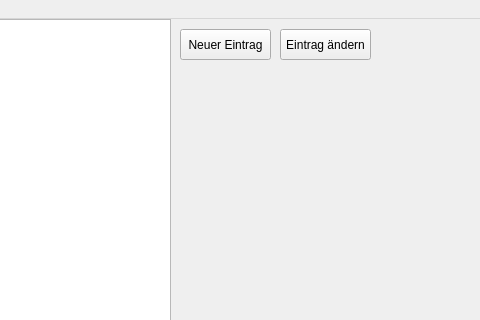
The window that mainwindow.ui (Larsos099/CipherNest) describes before a commit, drawn with Qt 5; both pictures show x 320 to 800 and y 0 to 320 of the 800 by 600 pixel window.
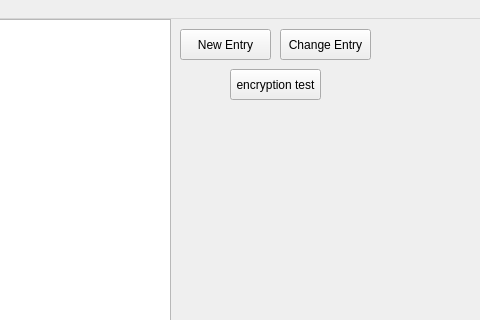
The same window after the commit.

```diff
--- a/mainwindow.ui
+++ b/mainwindow.ui
@@ -44,7 +44,7 @@
      </rect>
     </property>
     <property name="text">
-     <string>Neuer Eintrag</string>
+     <string>New Entry</string>
     </property>
    </widget>
    <widget class="QPushButton" name="change_entry">
@@ -57,7 +57,20 @@
      </rect>
     </property>
     <property name="text">
-     <string>Eintrag ändern</string>
+     <string>Change Entry</string>
+    </property>
+   </widget>
+   <widget class="QPushButton" name="enc_test">
+    <property name="geometry">
+     <rect>
+      <x>550</x>
+      <y>50</y>
+      <width>91</width>
+      <height>31</height>
+     </rect>
+    </property>
+    <property name="text">
+     <string>encryption test</string>
     </property>
    </widget>
   </widget>
```
Left out of the diff: 10 changed lines with no effect on the pictures.
